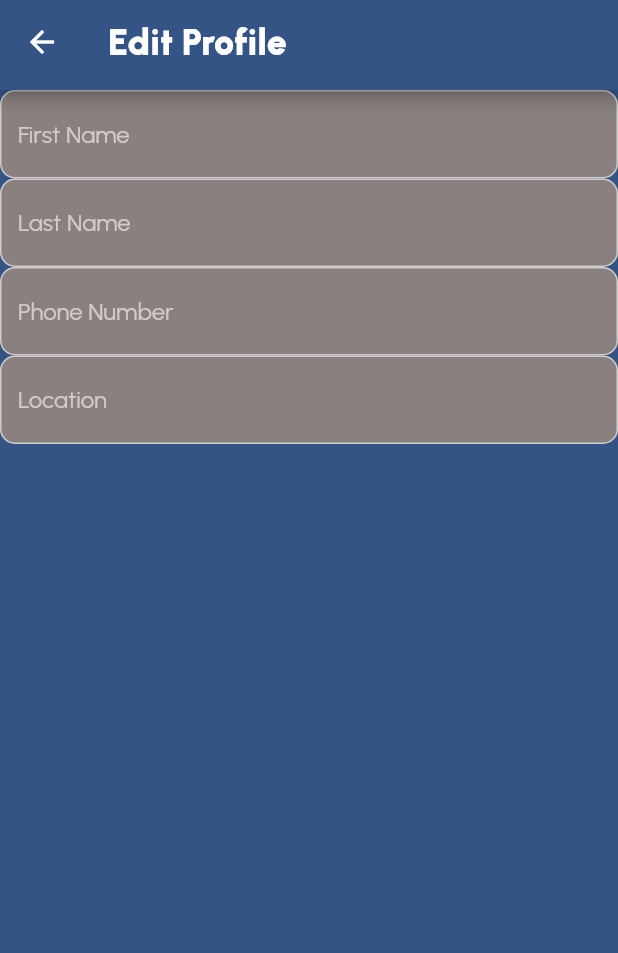
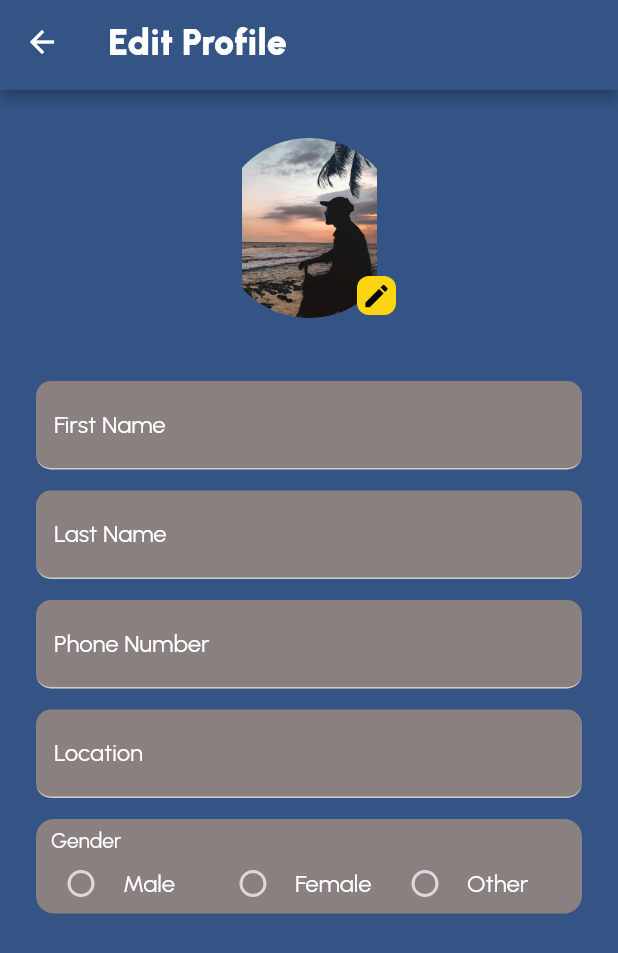
Before and after one commit to MaheelLakshan/social_media, a Flutter app: the EditProfilePage screen opened by its route, on a phone screen of 412 x 824 dp. Shown: the top 953 px of the screen. Run offline on Flutter 3.47's test engine with Material 2 defaults, Android fonts, the phone set to English and light mode, and no system bars.

Commit message:
stylished in edit profile

```diff
--- a/social_media/lib/components/app_text_field.dart
+++ b/social_media/lib/components/app_text_field.dart
@@ -9,7 +9,12 @@ class AppTextField extends StatelessWidget {
     return TextField(
       decoration: InputDecoration(
         hintText: hint,
-        border: OutlineInputBorder(
+        labelText: hint,
+        labelStyle: TextStyle(color: Colors.white),
+        border: const UnderlineInputBorder(
+            borderRadius: BorderRadius.all(Radius.circular(10))),
+        focusedBorder: const UnderlineInputBorder(
+            borderSide: BorderSide(color: Colors.transparent),
             borderRadius: BorderRadius.all(Radius.circular(10))),
         filled: true,
         fillColor: Color.fromARGB(255, 138, 128, 128),
--- /dev/null
+++ b/social_media/lib/components/user_avatar.dart
@@ -0,0 +1,18 @@
+import 'package:flutter/material.dart';
+
+class UserAvatar extends StatelessWidget {
+  final double size;
+  const UserAvatar({super.key, this.size = 40});
+
+  @override
+  Widget build(BuildContext context) {
+    return ClipRRect(
+      borderRadius: BorderRadius.all(Radius.circular(454)),
+      child: Image.asset(
+        'asserts/temp/Final.jpg',
+        height: size,
+        width: size,
+      ),
+    );
+  }
+}
--- a/social_media/lib/config/app_routes.dart
+++ b/social_media/lib/config/app_routes.dart
@@ -8,7 +8,7 @@ class AppRoutes {
     '/': (context) => const LoginPage(),
     '/home': (context) => HomePage(),
     '/main': (context) => const MainPage(),
-    '/edit_profile': (context) => const EditProfilePage(),
+    '/edit_profile': (context) => EditProfilePage(),
   };
 
   static const login = '/';
--- a/social_media/lib/pages/edit_profile_page.dart
+++ b/social_media/lib/pages/edit_profile_page.dart
@@ -2,21 +2,137 @@ import 'package:flutter/material.dart';
 import 'package:social_media/components/app_text_field.dart';
 import 'package:social_media/components/toolbar.dart';
 import 'package:social_media/config/app_strings.dart';
+import 'package:social_media/styles/app_colors.dart';
 
-class EditProfilePage extends StatelessWidget {
+import '../components/user_avatar.dart';
+
+enum Gender {
+  none,
+  male,
+  female,
+  other,
+}
+
+class EditProfilePage extends StatefulWidget {
   const EditProfilePage({super.key});
+
+  @override
+  State<EditProfilePage> createState() => _EditProfilePageState();
+}
+
+class _EditProfilePageState extends State<EditProfilePage> {
+  var gender = Gender.none;
 
   @override
   Widget build(BuildContext context) {
     return Scaffold(
       appBar: ToolBar(title: AppString.editProfile),
-      body: Column(
+      body: SingleChildScrollView(
+        child: Padding(
+          padding: const EdgeInsets.all(24),
+          child: Column(
             children: [
+              Stack(
+                children: [
+                  Padding(
+                    padding: const EdgeInsets.all(8.0),
+                    child: UserAvatar(size: 120),
+                  ),
+                  Positioned(
+                      bottom: 10,
+                      right: 10,
+                      child: Container(
+                        padding: const EdgeInsets.all(3),
+                        decoration: BoxDecoration(
+                            color: AppColors.primary,
+                            borderRadius: BorderRadius.all(Radius.circular(8))),
+                        child: Icon(
+                          Icons.edit,
+                          size: 20,
+                          color: Colors.black,
+                        ),
+                      )),
+                ],
+              ),
+              const SizedBox(height: 34),
               AppTextField(hint: AppString.firstName),
+              const SizedBox(height: 14),
               AppTextField(hint: AppString.lastName),
+              const SizedBox(height: 14),
               AppTextField(hint: AppString.phoneNumber),
+              const SizedBox(height: 14),
               AppTextField(hint: AppString.location),
+              const SizedBox(height: 14),
+              Container(
+                decoration: const BoxDecoration(
+                    color: AppColors.fieldColor,
+                    borderRadius: BorderRadius.all(Radius.circular(12))),
+                padding: const EdgeInsets.only(left: 10, right: 10, top: 6),
+                child: Column(
+                  crossAxisAlignment: CrossAxisAlignment.start,
+                  children: [
+                    const Text('Gender'),
+                    Row(
+                      children: [
+                        Expanded(
+                          child: RadioListTile(
+                            visualDensity: const VisualDensity(
+                              horizontal: VisualDensity.minimumDensity,
+                              vertical: VisualDensity.minimumDensity,
+                            ),
+                            title: Text('Male'),
+                            value: Gender.male,
+                            contentPadding: EdgeInsets.zero,
+                            groupValue: gender,
+                            onChanged: (value) {
+                              setState(() {
+                                gender = Gender.male;
+                              });
+                            },
+                          ),
+                        ),
+                        Expanded(
+                          child: RadioListTile(
+                            visualDensity: const VisualDensity(
+                              horizontal: VisualDensity.minimumDensity,
+                              vertical: VisualDensity.minimumDensity,
+                            ),
+                            title: Text('Female'),
+                            contentPadding: EdgeInsets.zero,
+                            value: Gender.female,
+                            groupValue: gender,
+                            onChanged: (value) {
+                              setState(() {
+                                gender = Gender.female;
+                              });
+                            },
+                          ),
+                        ),
+                        Expanded(
+                          child: RadioListTile(
+                            visualDensity: const VisualDensity(
+                              horizontal: VisualDensity.minimumDensity,
+                              vertical: VisualDensity.minimumDensity,
+                            ),
+                            title: Text('Other'),
+                            contentPadding: EdgeInsets.zero,
+                            value: Gender.other,
+                            groupValue: gender,
+                            onChanged: (value) {
+                              setState(() {
+                                gender = Gender.other;
+                              });
+                            },
+                          ),
+                        ),
                       ],
+                    ),
+                  ],
+                ),
+              ),
+            ],
+          ),
+        ),
       ),
     );
   }
--- a/social_media/lib/pages/login_page.dart
+++ b/social_media/lib/pages/login_page.dart
@@ -44,7 +44,7 @@ class LoginPage extends StatelessWidget {
                     border: OutlineInputBorder(
                         borderRadius: BorderRadius.all(Radius.circular(10))),
                     filled: true,
-                    fillColor: Colors.white,
+                    fillColor: Color.fromARGB(255, 138, 128, 128),
                   ),
                 ),
                 const SizedBox(
--- a/social_media/lib/pages/profile_page.dart
+++ b/social_media/lib/pages/profile_page.dart
@@ -1,5 +1,6 @@
 import 'package:flutter/material.dart';
 import 'package:social_media/components/toolbar.dart';
+import 'package:social_media/components/user_avatar.dart';
 import 'package:social_media/config/app_routes.dart';
 import 'package:social_media/styles/app_text.dart';
 
@@ -43,13 +44,8 @@ class ProfilePage extends StatelessWidget {
       ),
       body: Column(
         children: [
-          ClipRRect(
-            borderRadius: BorderRadius.all(Radius.circular(454)),
-            child: Image.asset(
-              'asserts/temp/Final.jpg',
-              height: 150,
-              width: 150,
-            ),
+          UserAvatar(
+            size: 150,
           ),
           const SizedBox(
             height: 24,
--- a/social_media/lib/styles/app_colors.dart
+++ b/social_media/lib/styles/app_colors.dart
@@ -3,4 +3,5 @@ import 'package:flutter/material.dart';
 class AppColors {
   static const primary = Color(0xffFBD512);
   static const backgroundColor = Color.fromARGB(255, 53, 84, 134);
+  static const fieldColor = Color.fromARGB(255, 138, 128, 128);
 }
```
Lines whose indentation alone changed are shown as unchanged.
